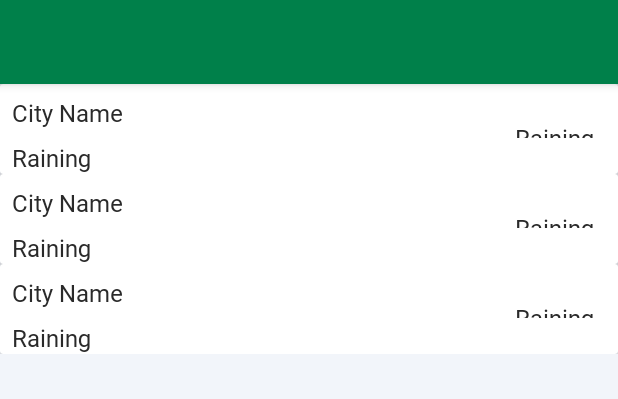
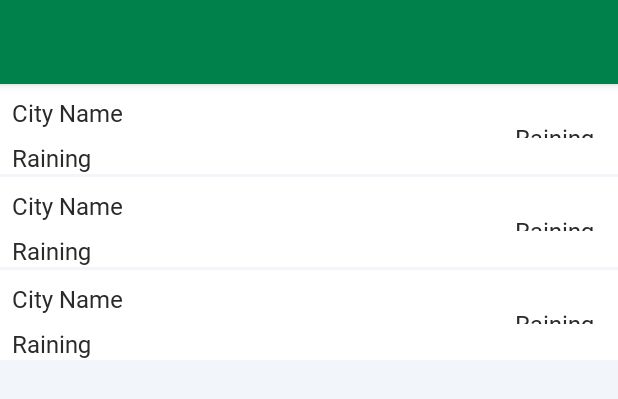
Before and after one commit to sazibislam/WeatherApp, an Android app: the layout activity_city_list.xml on its own in the app's theme, with its tools: preview values and no code run, on a phone screen of 412 x 824 dp. Shown: the top 399 px of the screen. Run offline under Robolectric (Android 15) with nearby library versions, the phone set to English and light mode, and no system bars.

```diff
--- a/app/src/main/java/com/sazib/weatherapp/ui/citylist/view/model/CityWeatherDataModel.kt
+++ /dev/null
@@ -1 +0,0 @@
-package com.sazib.weatherapp.ui.citylist.view.model
--- a/app/src/main/res/layout/activity_city_list.xml
+++ b/app/src/main/res/layout/activity_city_list.xml
@@ -5,6 +5,7 @@
     xmlns:tools="http://schemas.android.com/tools"
     android:layout_width="match_parent"
     android:layout_height="match_parent"
+    android:background="@color/bg_color"
     tools:context=".ui.citylist.view.CityListActivity"
     >
 
@@ -33,6 +34,7 @@
   <androidx.core.widget.NestedScrollView
       android:layout_width="match_parent"
       android:layout_height="0dp"
+      android:layout_marginBottom="8dp"
       app:layout_constraintBottom_toBottomOf="parent"
       app:layout_constraintEnd_toEndOf="parent"
       app:layout_constraintStart_toStartOf="parent"
--- a/app/src/main/res/layout/list_item_city.xml
+++ b/app/src/main/res/layout/list_item_city.xml
@@ -1,16 +1,16 @@
 <?xml version="1.0" encoding="utf-8"?>
-<com.google.android.material.card.MaterialCardView xmlns:android="http://schemas.android.com/apk/res/android"
+<androidx.constraintlayout.widget.ConstraintLayout xmlns:android="http://schemas.android.com/apk/res/android"
     xmlns:app="http://schemas.android.com/apk/res-auto"
     xmlns:tools="http://schemas.android.com/tools"
     android:layout_width="match_parent"
     android:layout_height="wrap_content"
+    android:layout_marginBottom="2dp"
+    android:background="@color/white"
+    android:clickable="true"
+    android:focusable="true"
+    android:foreground="?android:attr/selectableItemBackground"
     tools:showIn="@layout/activity_city_list"
     style="@style/MaterialCardView"
-    >
-
-  <androidx.constraintlayout.widget.ConstraintLayout
-      android:layout_width="match_parent"
-      android:layout_height="wrap_content"
     >
 
   <androidx.appcompat.widget.AppCompatTextView
@@ -22,7 +22,7 @@
       android:layout_marginRight="8dp"
       android:layout_marginStart="8dp"
       android:layout_marginTop="8dp"
-        android:text="@string/city_name"
+      tools:text="@string/city_name"
       app:layout_constraintEnd_toStartOf="@+id/cl_temperature"
       app:layout_constraintStart_toStartOf="parent"
       app:layout_constraintTop_toTopOf="parent"
@@ -39,7 +39,7 @@
       android:layout_marginRight="8dp"
       android:layout_marginStart="8dp"
       android:layout_marginTop="8dp"
-        android:text="@string/raining"
+      tools:text="@string/raining"
       app:layout_constraintEnd_toStartOf="@+id/cl_temperature"
       app:layout_constraintStart_toStartOf="parent"
       app:layout_constraintTop_toBottomOf="@+id/tvCityName"
@@ -70,7 +70,7 @@
         android:layout_marginRight="8dp"
         android:layout_marginStart="8dp"
         android:layout_marginTop="8dp"
-          android:text="@string/raining"
+        tools:text="@string/raining"
         app:layout_constraintBottom_toBottomOf="parent"
         app:layout_constraintEnd_toEndOf="parent"
         app:layout_constraintStart_toStartOf="parent"
@@ -82,5 +82,3 @@
   </androidx.constraintlayout.widget.ConstraintLayout>
 
 </androidx.constraintlayout.widget.ConstraintLayout>
-
-</com.google.android.material.card.MaterialCardView>
```
Also changed, not shown: app/src/main/java/com/sazib/weatherapp/ui/citylist/view/CityListActivity.kt (+4 -3 lines), app/src/main/java/com/sazib/weatherapp/ui/citylist/view/adapter/CityListAdapter.kt (+5 -2 lines). Lines whose indentation alone changed are shown as unchanged.
